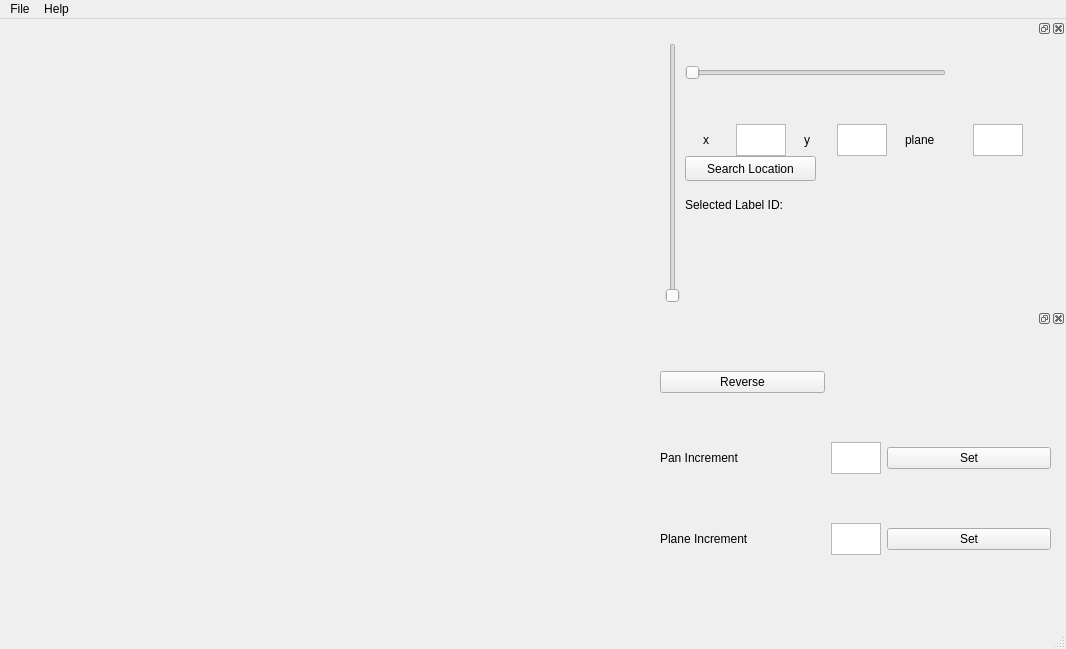
Above: dvid_viewer/Gui/dvid_viewer.ui from janelia-flyem/libdvid-utils before the change. Below: the same form after it.
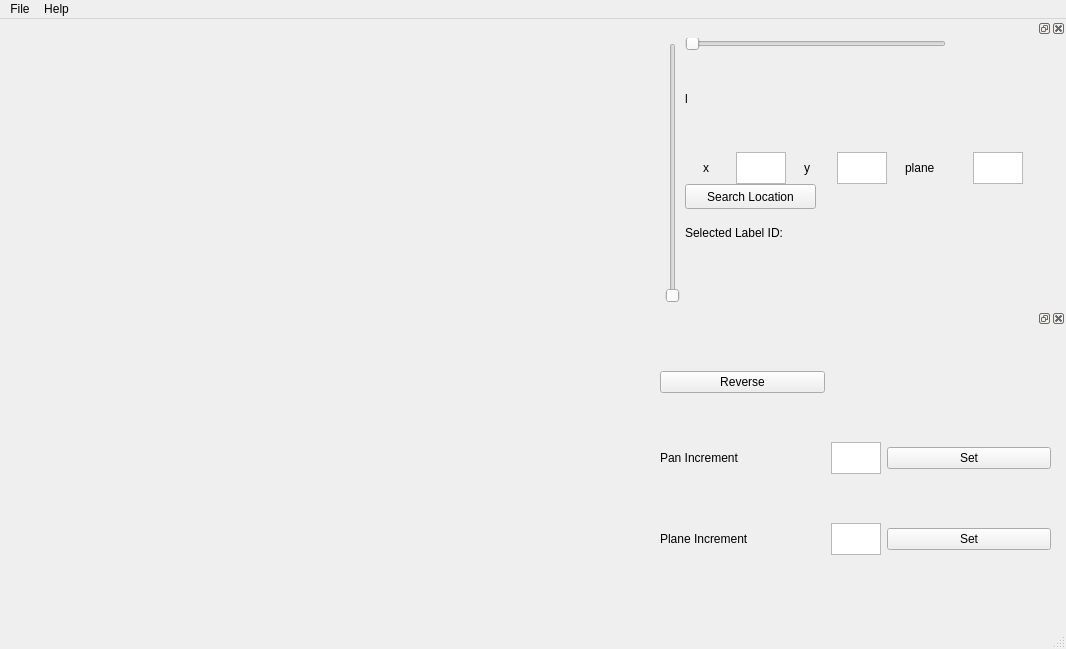
That is the form after the change.

Commit message: adds merge capability (save to DVID will be implemented when ready in DVID)

Patch:
```diff
--- a/dvid_viewer/Gui/dvid_viewer.ui
+++ b/dvid_viewer/Gui/dvid_viewer.ui
@@ -134,6 +134,25 @@
           </property>
          </widget>
         </item>
+        <item>
+         <widget class="QLabel" name="labelStatus">
+          <property name="sizePolicy">
+           <sizepolicy hsizetype="Maximum" vsizetype="Maximum">
+            <horstretch>0</horstretch>
+            <verstretch>0</verstretch>
+           </sizepolicy>
+          </property>
+          <property name="maximumSize">
+           <size>
+            <width>350</width>
+            <height>80</height>
+           </size>
+          </property>
+          <property name="text">
+           <string>l</string>
+          </property>
+         </widget>
+        </item>
         <item>
          <widget class="QStackedWidget" name="modeWidget">
           <property name="enabled">
```
Left out of the diff: 30 changed lines with no effect on the pictures. The commit also changes 7 other files.
